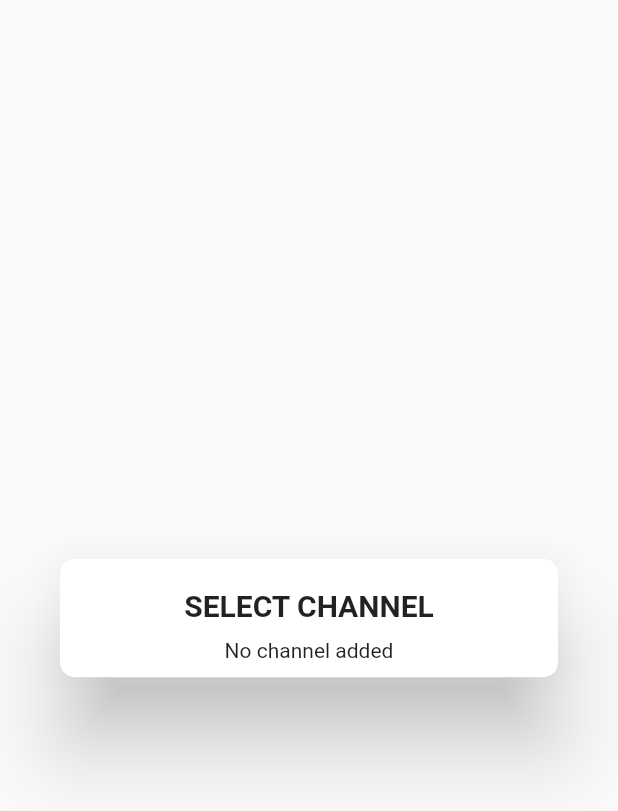
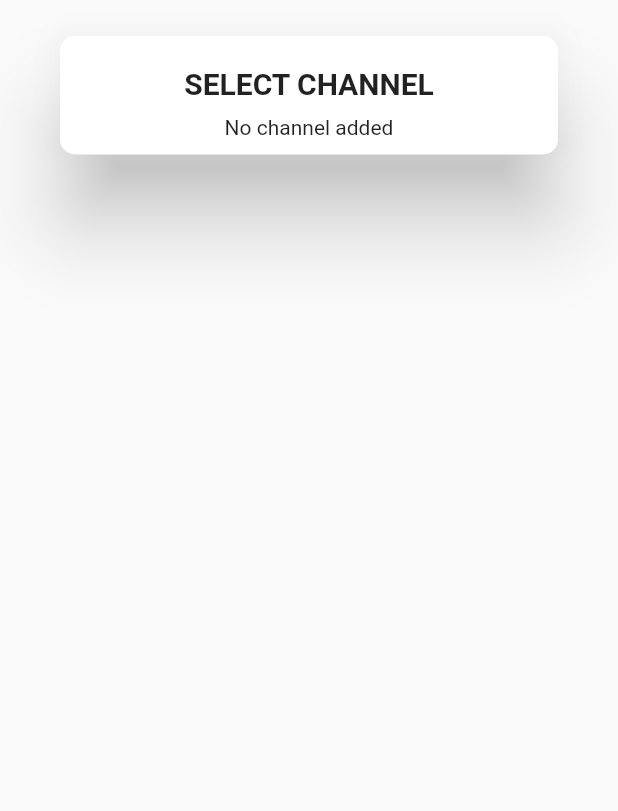
Before and after one commit to abdullah432/jewtubefiestore, a Flutter app: the SelectChannelDialogBox widget shown alone on an empty page, opened directly, on a phone screen of 412 x 824 dp. Shown: the top 811 px of the screen. Run offline on Flutter 3.47's test engine with Material 2 defaults, Android fonts, the phone set to English and light mode, and no system bars; our stand-ins replace cached_network_image, chewie, cloud_firestore, file_picker, firebase_auth, firebase_core and 9 more; missing offline and left inert: aws_s3_upload, flutter_downloader, video_thumbnail; accounts and stored records are empty; network calls fail.

Commit message:
first 2 issues fixed

```diff
--- a/lib/screens/bottomnavbar/local_widgets/drawerwidget.dart
+++ b/lib/screens/bottomnavbar/local_widgets/drawerwidget.dart
@@ -21,7 +21,8 @@ class MyDrawer extends StatelessWidget {
     final user = Provider.of<CurrentUser>(context);
     return Constant.isAdmin
         ? Drawer(
-            child: ListView(children: <Widget>[
+            child: ListView(
+              children: <Widget>[
                 SizedBox(
                   height: 16,
                 ),
@@ -106,7 +107,8 @@ class MyDrawer extends StatelessWidget {
                   leading: Icon(FlutterIcons.plus_circle_faw),
                   title: Text("ADD A NEW CHANNEL"),
                 )
-            ]),
+              ],
+            ),
           )
         : null;
   }
--- a/lib/screens/bottomnavbar/local_widgets/mychannellisttile.dart
+++ b/lib/screens/bottomnavbar/local_widgets/mychannellisttile.dart
@@ -18,6 +18,7 @@ class ChannelListView extends StatelessWidget {
     return ListView.builder(
         itemCount: channellist.length,
         shrinkWrap: true,
+        physics: NeverScrollableScrollPhysics(),
         itemBuilder: (context, index) {
           Channel channel = channellist[index];
           return ListTile(
--- a/lib/widgets/alertdialogs/selectchanneldialog.dart
+++ b/lib/widgets/alertdialogs/selectchanneldialog.dart
@@ -26,13 +26,15 @@ class _SelectChannelDialogBoxState extends State<SelectChannelDialogBox> {
   final channelNameController = TextEditingController();
   @override
   Widget build(BuildContext context) {
-    return Dialog(
-      shape: RoundedRectangleBorder(
-        borderRadius: BorderRadius.circular(10),
+    return SingleChildScrollView(
+      child: Dialog(
+        shape: RoundedRectangleBorder(
+          borderRadius: BorderRadius.circular(10),
+        ),
+        // elevation: 0,
+        // backgroundColor: Colors.transparent,
+        child: contentBox(context),
       ),
-      // elevation: 0,
-      // backgroundColor: Colors.transparent,
-      child: contentBox(context),
     );
   }
 
```
Also changed, not shown: lib/screens/videoplayer/videoPlay.dart (+10 -84 lines). Lines whose indentation alone changed are shown as unchanged.
